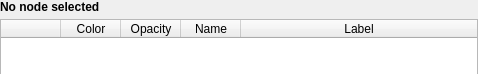
The window that Modules/Loadable/Segmentations/Widgets/Resources/UI/qMRMLSegmentsTableView.ui (zoulianmp/SRPlan4Snake) describes before a commit, drawn with Qt 5.
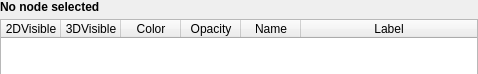
The same window after the commit.

Commit message: label show

```diff
--- a/Modules/Loadable/Segmentations/Widgets/Resources/UI/qMRMLSegmentsTableView.ui
+++ b/Modules/Loadable/Segmentations/Widgets/Resources/UI/qMRMLSegmentsTableView.ui
@@ -87,7 +87,7 @@
       <bool>true</bool>
      </property>
      <property name="columnCount">
-      <number>5</number>
+      <number>6</number>
      </property>
      <attribute name="horizontalHeaderDefaultSectionSize">
       <number>60</number>
@@ -100,7 +100,12 @@
      </attribute>
      <column>
       <property name="text">
-       <string/>
+       <string>2DVisible</string>
+      </property>
+     </column>
+     <column>
+      <property name="text">
+       <string>3DVisible</string>
       </property>
      </column>
      <column>
```
